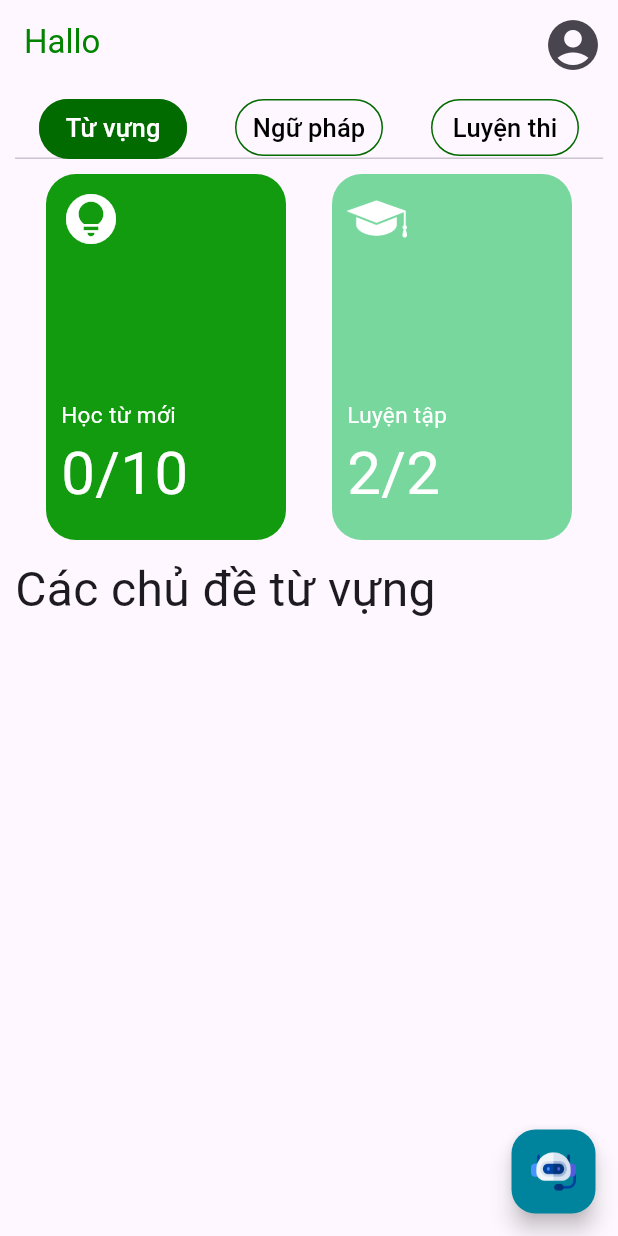
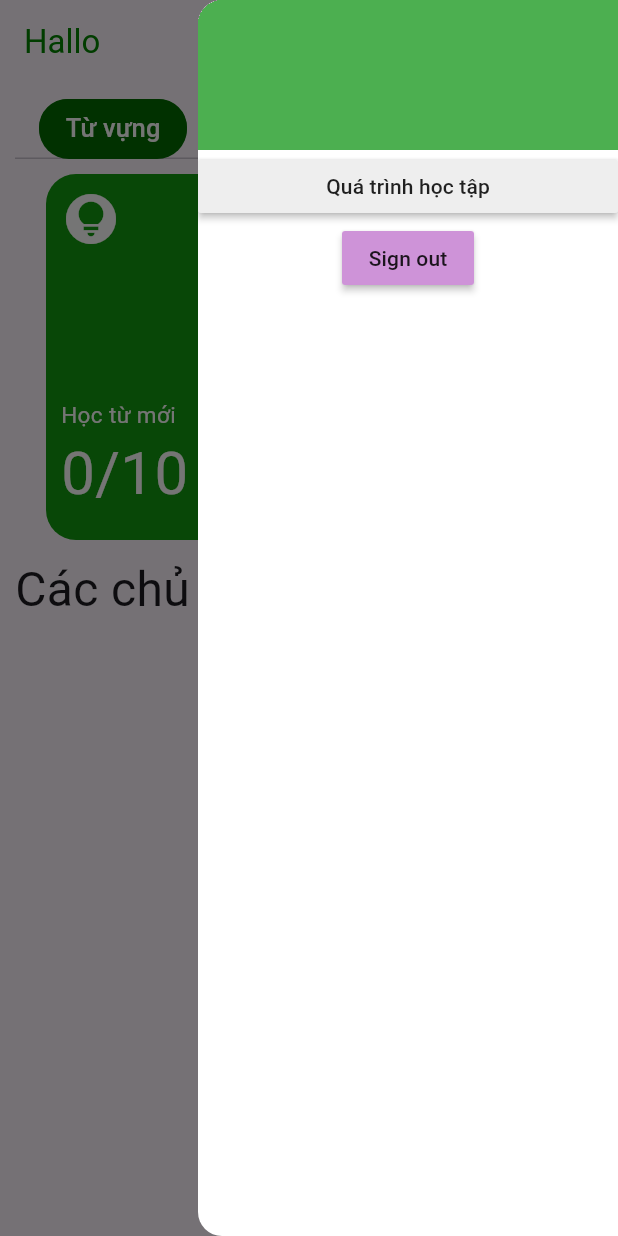
Before and after one commit to DAIKOOH12/android_nc, a Flutter app: the screen it shows once a user with an empty profile is signed in, with the side drawer open (before the commit the screen has no drawer), on a phone screen of 412 x 824 dp. Run offline on Flutter 3.47's test engine with Material 3 defaults, Android fonts, the light colour scheme and no system bars; our stand-ins replace audioplayers, cached_network_image, cloud_firestore, firebase_auth, firebase_core, fl_chart and 10 more; missing offline and left inert: flutter_facebook_auth, flutter_pdfview; accounts and stored records are empty.

Commit message:
sua mot so giao dien

```diff
--- a/lib/pages/taiKhoan.dart
+++ b/lib/pages/taiKhoan.dart
@@ -41,7 +41,9 @@ class _taiKhoanState extends State<taiKhoan> {
                 ),
               ),
               MaterialButton(
-                onPressed: (){},
+                onPressed: (){
+
+                },
                 minWidth: size.width * 0.75,
                 color: Colors.grey[200],
                 child: Text(
--- a/lib/pages/trangChu.dart
+++ b/lib/pages/trangChu.dart
@@ -3,10 +3,12 @@ import 'package:firebase_auth/firebase_auth.dart';
 import 'package:flutter/cupertino.dart';
 import 'package:flutter/material.dart';
 import 'package:flutter/widgets.dart';
+import 'package:german_for_u/auth/main_page.dart';
 import 'package:german_for_u/pages/AIChat.dart';
 import 'package:german_for_u/pages/lu%E1%BB%B5enThi.dart';
 import 'package:german_for_u/pages/nguPhap.dart';
 import 'package:german_for_u/pages/taiKhoan.dart';
+import 'package:german_for_u/pages/tienDoHomNay.dart';
 import 'package:german_for_u/pages/tuVung.dart';
 import 'package:google_sign_in/google_sign_in.dart';
 
@@ -18,7 +20,10 @@ class trangChu extends StatefulWidget {
 }
 
 class _trangChuState extends State<trangChu> {
+  final GlobalKey<ScaffoldState> _scaffoldKey = GlobalKey<ScaffoldState>();
+
   String name = "default";
+  String sEmail = "vdg";
 
   List<String> items = ["Từ vựng", "Ngữ pháp", "Luyện thi"];
   int current = 0;
@@ -81,6 +86,7 @@ class _trangChuState extends State<trangChu> {
     createTienDo();
     getName().then((value) => setState(() {
           name = value;
+          sEmail = FirebaseAuth.instance.currentUser!.email.toString();
         }));
   }
 
@@ -90,29 +96,79 @@ class _trangChuState extends State<trangChu> {
 
     return SafeArea(
       child: Scaffold(
+          endDrawer: Drawer(
+            width: 280,
+            backgroundColor: Colors.white,
+            child: ListView(
+              children: [
+                Container(
+                  padding: EdgeInsets.all(10),
+                  height: 100,
+                  color: Colors.green,
+                  child: Column(
+                    crossAxisAlignment: CrossAxisAlignment.start,
+                    children: [
+                      Text(name, style: TextStyle(fontSize: 18),),
+                      Text(sEmail),
+                    ],
+                  ),
+                ),
+                MaterialButton(
+                  onPressed: (){
+                    Navigator.push(context, MaterialPageRoute(builder: (context){
+                      return tienDoHomNay();
+                    }));
+                  },
+                  minWidth: size.width * 0.75,
+                  color: Colors.grey[200],
+                  child: Text(
+                    'Quá trình học tập',
+                    style: TextStyle(
+
+                    ),
+                  ),
+                ),
+                Center(
+                  child: MaterialButton(
+                    color: Colors.purple[200],
+                    onPressed: () async {
+                      await FirebaseAuth.instance.signOut();
+                      await GoogleSignIn().signOut();
+                      Navigator.pushAndRemoveUntil(
+                        context,
+                        MaterialPageRoute(builder: (context) => MainPage()),
+                            (Route<dynamic> route) => false,
+                      );
+                      },
+                    child: Text('Sign out'),
+                  ),
+                )
+              ],
+            ),
+          ),
           appBar: AppBar(
             title: Text(
               'Hallo ' + name,
               style: TextStyle(color: Color(0xFF038400)),
             ),
+            key: _scaffoldKey,
             actions: <Widget>[
-                Padding(
-                  padding: const EdgeInsets.all(10.0),
-                  child: GestureDetector(
-                    onTap: () {
-                      Navigator.push(context,
-                          MaterialPageRoute(builder: (context) {
-                        return taiKhoan();
-                      }));
-                    },
-                    child: Icon(
-                      Icons.account_circle_rounded,
-                      size: 40,
-                    ),
+              Container(
+                // padding: const EdgeInsets.all(10.0),
+                // width: 60,
+                // height: 40,
+                child: Builder(
+                  builder: (context) => IconButton(
+                    icon: new Icon(Icons.account_circle_rounded, size: 40,),
+                    onPressed: () => Scaffold.of(context).openEndDrawer(),
                   ),
                 )
+              )
             ],
+
           ),
+
+
           body: Stack(
             children: [
               DefaultTabController(
@@ -226,7 +282,10 @@ class _trangChuState extends State<trangChu> {
                 ),
               ))
             ],
-            )));
+          ),
+
+      ),
+    );
   }
 }
 
```
Also changed, not shown: lib/authService/auth_service.dart (+180 -74 lines), lib/pages/CT_tienDoHomNay.dart (+8 -5 lines), lib/pages/tienDo.dart (+6 -5 lines). Lines whose indentation alone changed are shown as unchanged.
